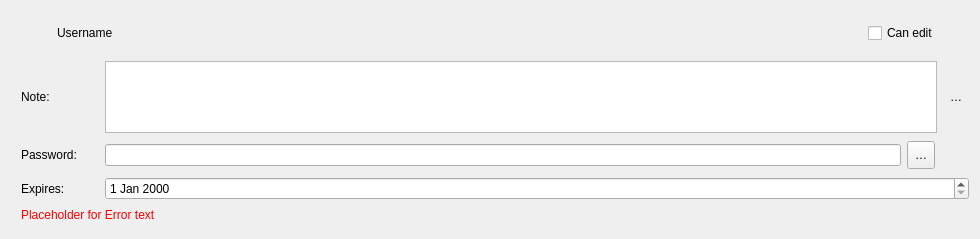
Old version of the form src/gui/shareuserline.ui in the repository nextcloud/desktop.
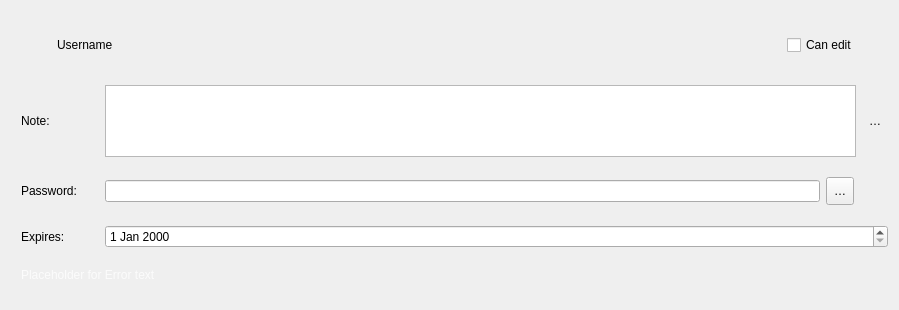
New version of the form. Icons and pictures are not drawn. Custom widgets are drawn as their Qt base class.

Patch:
```diff
--- a/src/gui/shareuserline.ui
+++ b/src/gui/shareuserline.ui
@@ -6,8 +6,8 @@
    <rect>
     <x>0</x>
     <y>0</y>
-    <width>980</width>
-    <height>239</height>
+    <width>899</width>
+    <height>310</height>
    </rect>
   </property>
   <property name="sizePolicy">
@@ -302,32 +302,518 @@
          <active>
           <colorrole role="WindowText">
            <brush brushstyle="SolidPattern">
+            <color alpha="200">
+             <red>255</red>
+             <green>255</green>
+             <blue>255</blue>
+            </color>
+           </brush>
+          </colorrole>
+          <colorrole role="Button">
+           <brush brushstyle="SolidPattern">
             <color alpha="255">
+             <red>65</red>
+             <green>70</green>
+             <blue>84</blue>
+            </color>
+           </brush>
+          </colorrole>
+          <colorrole role="Light">
+           <brush brushstyle="SolidPattern">
+            <color alpha="255">
+             <red>95</red>
+             <green>103</green>
+             <blue>127</blue>
+            </color>
+           </brush>
+          </colorrole>
+          <colorrole role="Midlight">
+           <brush brushstyle="SolidPattern">
+            <color alpha="255">
+             <red>49</red>
+             <green>49</green>
+             <blue>49</blue>
+            </color>
+           </brush>
+          </colorrole>
+          <colorrole role="Dark">
+           <brush brushstyle="SolidPattern">
+            <color alpha="255">
+             <red>0</red>
+             <green>0</green>
+             <blue>0</blue>
+            </color>
+           </brush>
+          </colorrole>
+          <colorrole role="Mid">
+           <brush brushstyle="SolidPattern">
+            <color alpha="255">
+             <red>25</red>
+             <green>25</green>
+             <blue>25</blue>
+            </color>
+           </brush>
+          </colorrole>
+          <colorrole role="Text">
+           <brush brushstyle="SolidPattern">
+            <color alpha="200">
              <red>255</red>
+             <green>255</green>
+             <blue>255</blue>
+            </color>
+           </brush>
+          </colorrole>
+          <colorrole role="ButtonText">
+           <brush brushstyle="SolidPattern">
+            <color alpha="200">
+             <red>255</red>
+             <green>255</green>
+             <blue>255</blue>
+            </color>
+           </brush>
+          </colorrole>
+          <colorrole role="Base">
+           <brush brushstyle="SolidPattern">
+            <color alpha="255">
+             <red>64</red>
+             <green>69</green>
+             <blue>82</blue>
+            </color>
+           </brush>
+          </colorrole>
+          <colorrole role="Window">
+           <brush brushstyle="SolidPattern">
+            <color alpha="255">
+             <red>56</red>
+             <green>60</green>
+             <blue>74</blue>
+            </color>
+           </brush>
+          </colorrole>
+          <colorrole role="Shadow">
+           <brush brushstyle="SolidPattern">
+            <color alpha="255">
+             <red>0</red>
              <green>0</green>
              <blue>0</blue>
             </color>
            </brush>
           </colorrole>
+          <colorrole role="Highlight">
+           <brush brushstyle="SolidPattern">
+            <color alpha="255">
+             <red>82</red>
+             <green>148</green>
+             <blue>226</blue>
+            </color>
+           </brush>
+          </colorrole>
+          <colorrole role="HighlightedText">
+           <brush brushstyle="SolidPattern">
+            <color alpha="255">
+             <red>255</red>
+             <green>255</green>
+             <blue>255</blue>
+            </color>
+           </brush>
+          </colorrole>
+          <colorrole role="Link">
+           <brush brushstyle="SolidPattern">
+            <color alpha="255">
+             <red>0</red>
+             <green>157</green>
+             <blue>255</blue>
+            </color>
+           </brush>
+          </colorrole>
+          <colorrole role="LinkVisited">
+           <brush brushstyle="SolidPattern">
+            <color alpha="255">
+             <red>158</red>
+             <green>79</green>
+             <blue>255</blue>
+            </color>
+           </brush>
+          </colorrole>
+          <colorrole role="AlternateBase">
+           <brush brushstyle="SolidPattern">
+            <color alpha="255">
+             <red>60</red>
+             <green>67</green>
+             <blue>79</blue>
+            </color>
+           </brush>
+          </colorrole>
+          <colorrole role="ToolTipBase">
+           <brush brushstyle="SolidPattern">
+            <color alpha="255">
+             <red>0</red>
+             <green>0</green>
+             <blue>0</blue>
+            </color>
+           </brush>
+          </colorrole>
+          <colorrole role="ToolTipText">
+           <brush brushstyle="SolidPattern">
+            <color alpha="255">
+             <red>238</red>
+             <green>252</green>
+             <blue>255</blue>
+            </color>
+           </brush>
+          </colorrole>
+          <colorrole role="PlaceholderText">
+           <brush brushstyle="SolidPattern">
+            <color alpha="128">
+             <red>255</red>
+             <green>255</green>
+             <blue>255</blue>
+            </color>
+           </brush>
+          </colorrole>
          </active>
          <inactive>
           <colorrole role="WindowText">
            <brush brushstyle="SolidPattern">
+            <color alpha="200">
+             <red>255</red>
+             <green>255</green>
+             <blue>255</blue>
+            </color>
+           </brush>
+          </colorrole>
+          <colorrole role="Button">
+           <brush brushstyle="SolidPattern">
             <color alpha="255">
+             <red>65</red>
+             <green>70</green>
+             <blue>84</blue>
+            </color>
+           </brush>
+          </colorrole>
+          <colorrole role="Light">
+           <brush brushstyle="SolidPattern">
+            <color alpha="255">
+             <red>95</red>
+             <green>103</green>
+             <blue>127</blue>
+            </color>
+           </brush>
+          </colorrole>
+          <colorrole role="Midlight">
+           <brush brushstyle="SolidPattern">
+            <color alpha="255">
+             <red>49</red>
+             <green>49</green>
+             <blue>49</blue>
+            </color>
+           </brush>
+          </colorrole>
+          <colorrole role="Dark">
+           <brush brushstyle="SolidPattern">
+            <color alpha="255">
+             <red>0</red>
+             <green>0</green>
+             <blue>0</blue>
+            </color>
+           </brush>
+          </colorrole>
+          <colorrole role="Mid">
+           <brush brushstyle="SolidPattern">
+            <color alpha="255">
+             <red>25</red>
+             <green>25</green>
+             <blue>25</blue>
+            </color>
+           </brush>
+          </colorrole>
+          <colorrole role="Text">
+           <brush brushstyle="SolidPattern">
+            <color alpha="200">
              <red>255</red>
+             <green>255</green>
+             <blue>255</blue>
+            </color>
+           </brush>
+          </colorrole>
+          <colorrole role="ButtonText">
+           <brush brushstyle="SolidPattern">
+            <color alpha="200">
+             <red>255</red>
+             <green>255</green>
+             <blue>255</blue>
+            </color>
+           </brush>
+          </colorrole>
+          <colorrole role="Base">
+           <brush brushstyle="SolidPattern">
+            <color alpha="255">
+             <red>64</red>
+             <green>69</green>
+             <blue>82</blue>
+            </color>
+           </brush>
+          </colorrole>
+          <colorrole role="Window">
+           <brush brushstyle="SolidPattern">
+            <color alpha="255">
+             <red>56</red>
+             <green>60</green>
+             <blue>74</blue>
+            </color>
+           </brush>
+          </colorrole>
+          <colorrole role="Shadow">
+           <brush brushstyle="SolidPattern">
+            <color alpha="255">
+             <red>0</red>
              <green>0</green>
              <blue>0</blue>
             </color>
            </brush>
           </colorrole>
+          <colorrole role="Highlight">
+           <brush brushstyle="SolidPattern">
+            <color alpha="255">
+             <red>82</red>
+             <green>149</green>
+             <blue>225</blue>
+            </color>
+           </brush>
+          </colorrole>
+          <colorrole role="HighlightedText">
+           <brush brushstyle="SolidPattern">
+            <color alpha="255">
+             <red>255</red>
+             <green>255</green>
+             <blue>255</blue>
+            </color>
+           </brush>
+          </colorrole>
+          <colorrole role="Link">
+           <brush brushstyle="SolidPattern">
+            <color alpha="255">
+             <red>0</red>
+             <green>157</green>
+             <blue>255</blue>
+            </color>
+           </brush>
+          </colorrole>
+          <colorrole role="LinkVisited">
+           <brush brushstyle="SolidPattern">
+            <color alpha="255">
+             <red>158</red>
+             <green>79</green>
+             <blue>255</blue>
+            </color>
+           </brush>
+          </colorrole>
+          <colorrole role="AlternateBase">
+           <brush brushstyle="SolidPattern">
+            <color alpha="255">
+             <red>60</red>
+             <green>67</green>
+             <blue>79</blue>
+            </color>
+           </brush>
+          </colorrole>
+          <colorrole role="ToolTipBase">
+           <brush brushstyle="SolidPattern">
+            <color alpha="255">
+             <red>0</red>
+             <green>0</green>
+             <blue>0</blue>
+            </color>
+           </brush>
+          </colorrole>
+          <colorrole role="ToolTipText">
+           <brush brushstyle="SolidPattern">
+            <color alpha="255">
+             <red>238</red>
+             <green>252</green>
+             <blue>255</blue>
+            </color>
+           </brush>
+          </colorrole>
+          <colorrole role="PlaceholderText">
+           <brush brushstyle="SolidPattern">
+            <color alpha="128">
+             <red>255</red>
+             <green>255</green>
+             <blue>255</blue>
+            </color>
+           </brush>
+          </colorrole>
          </inactive>
          <disabled>
           <colorrole role="WindowText">
            <brush brushstyle="SolidPattern">
+            <color alpha="115">
+             <red>255</red>
+             <green>255</green>
+             <blue>255</blue>
+            </color>
+           </brush>
+          </colorrole>
+          <colorrole role="Button">
+           <brush brushstyle="SolidPattern">
             <color alpha="255">
-             <red>123</red>
-             <green>121</green>
-             <blue>134</blue>
+             <red>65</red>
+             <green>70</green>
+             <blue>84</blue>
+            </color>
+           </brush>
+          </colorrole>
+          <colorrole role="Light">
+           <brush brushstyle="SolidPattern">
+            <color alpha="255">
+             <red>95</red>
+             <green>103</green>
+             <blue>127</blue>
+            </color>
+           </brush>
+          </colorrole>
+          <colorrole role="Midlight">
+           <brush brushstyle="SolidPattern">
+            <color alpha="255">
+             <red>49</red>
+             <green>49</green>
+             <blue>49</blue>
+            </color>
+           </brush>
+          </colorrole>
+          <colorrole role="Dark">
+           <brush brushstyle="SolidPattern">
+            <color alpha="255">
+             <red>0</red>
+             <green>0</green>
+             <blue>0</blue>
+            </color>
+           </brush>
+          </colorrole>
+          <colorrole role="Mid">
+           <brush brushstyle="SolidPattern">
+            <color alpha="255">
+             <red>25</red>
+             <green>25</green>
+             <blue>25</blue>
+            </color>
+           </brush>
+          </colorrole>
+          <colorrole role="Text">
+           <brush brushstyle="SolidPattern">
+            <color alpha="115">
+             <red>255</red>
+             <green>255</green>
+             <blue>255</blue>
+            </color>
+           </brush>
+          </colorrole>
+          <colorrole role="ButtonText">
+           <brush brushstyle="SolidPattern">
+            <color alpha="115">
+             <red>255</red>
+             <green>255</green>
+             <blue>255</blue>
+            </color>
+           </brush>
+          </colorrole>
+          <colorrole role="Base">
+           <brush brushstyle="SolidPattern">
+            <color alpha="255">
+             <red>64</red>
+             <green>69</green>
+             <blue>82</blue>
+            </color>
+           </brush>
+          </colorrole>
+          <colorrole role="Window">
+           <brush brushstyle="SolidPattern">
+            <color alpha="255">
+             <red>56</red>
+             <green>60</green>
+             <blue>74</blue>
+            </color>
+           </brush>
+          </colorrole>
+          <colorrole role="Shadow">
+           <brush brushstyle="SolidPattern">
+            <color alpha="255">
+             <red>0</red>
+             <green>0</green>
+             <blue>0</blue>
+            </color>
+           </brush>
+          </colorrole>
+          <colorrole role="Highlight">
+           <brush brushstyle="SolidPattern">
+            <color alpha="255">
+             <red>82</red>
+             <green>148</green>
+             <blue>226</blue>
+            </color>
+           </brush>
+          </colorrole>
+          <colorrole role="HighlightedText">
+           <brush brushstyle="SolidPattern">
+            <color alpha="255">
+             <red>255</red>
+             <green>255</green>
+             <blue>255</blue>
+            </color>
+           </brush>
+          </colorrole>
+          <colorrole role="Link">
+           <brush brushstyle="SolidPattern">
+            <color alpha="255">
+             <red>0</red>
+             <green>157</green>
+             <blue>255</blue>
+            </color>
+           </brush>
+          </colorrole>
+          <colorrole role="LinkVisited">
+           <brush brushstyle="SolidPattern">
+            <color alpha="255">
+             <red>158</red>
+             <green>79</green>
+             <blue>255</blue>
+            </color>
+           </brush>
+          </colorrole>
+          <colorrole role="AlternateBase">
+           <brush brushstyle="SolidPattern">
+            <color alpha="255">
+             <red>60</red>
+             <green>67</green>
+             <blue>79</blue>
+            </color>
+           </brush>
+          </colorrole>
+          <colorrole role="ToolTipBase">
+           <brush brushstyle="SolidPattern">
+            <color alpha="255">
+             <red>0</red>
+             <green>0</green>
+             <blue>0</blue>
+            </color>
+           </brush>
+          </colorrole>
+          <colorrole role="ToolTipText">
+           <brush brushstyle="SolidPattern">
+            <color alpha="255">
+             <red>238</red>
+             <green>252</green>
+             <blue>255</blue>
+            </color>
+           </brush>
+          </colorrole>
+          <colorrole role="PlaceholderText">
+           <brush brushstyle="SolidPattern">
+            <color alpha="128">
+             <red>255</red>
+             <green>255</green>
+             <blue>255</blue>
             </color>
            </brush>
           </colorrole>
```
